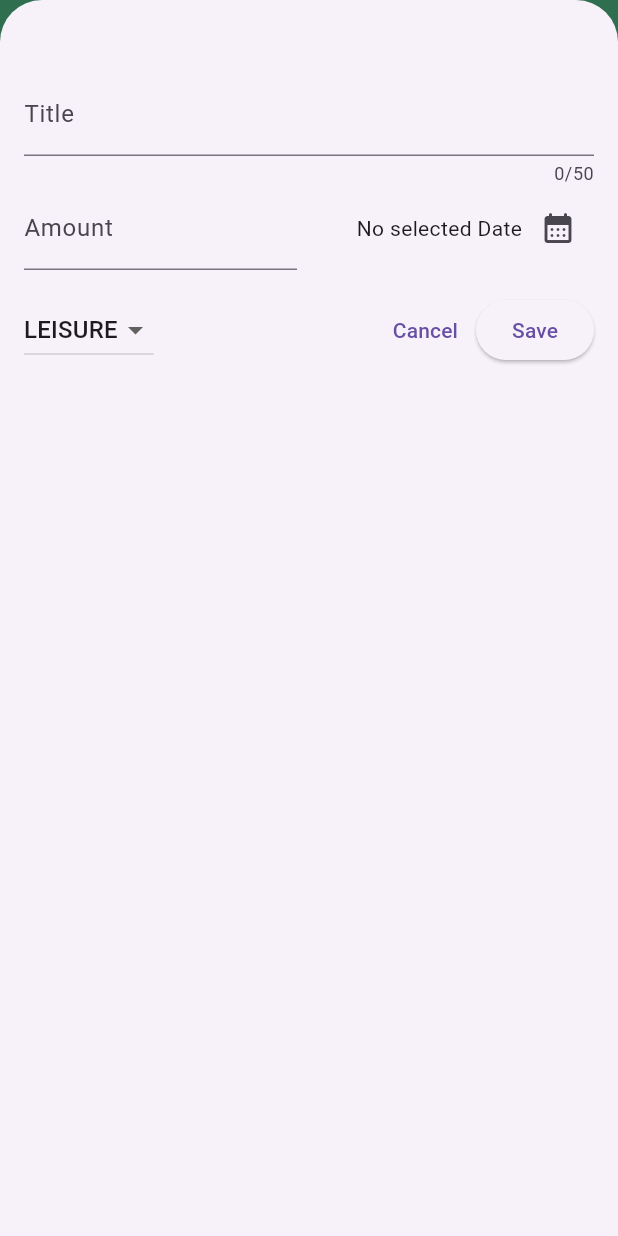
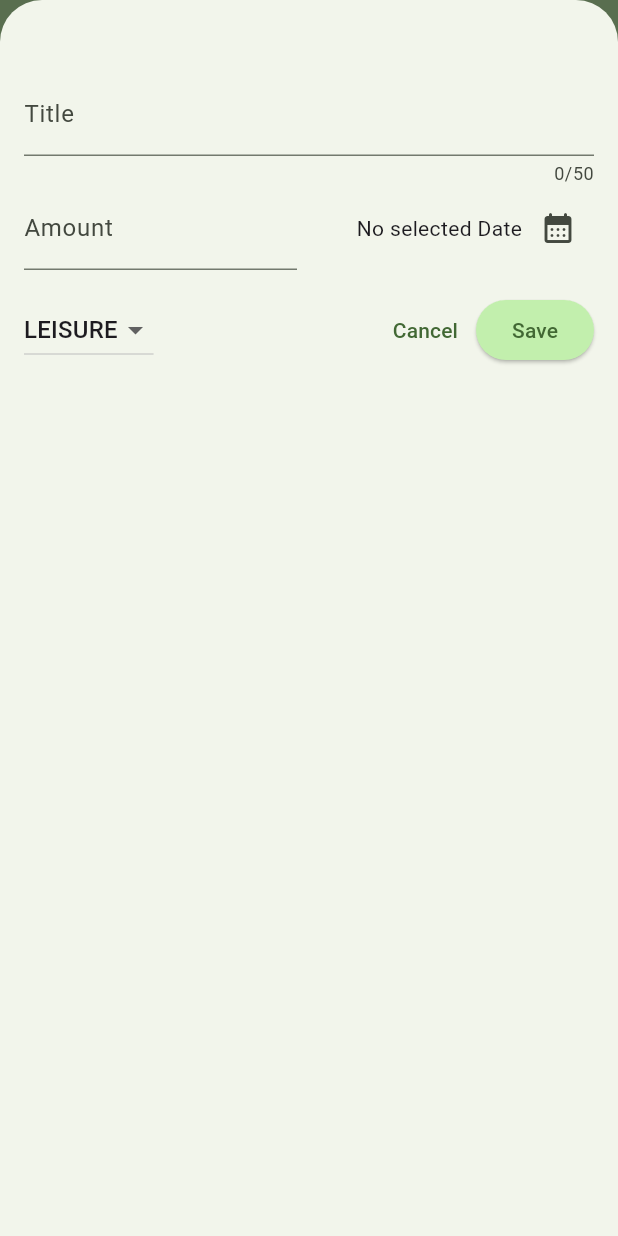
Before and after one commit to AbdelaliDuiche6/Expense-Tracker-App, a Flutter app: the screen it shows after launch, after a tap on the "add" icon, on a phone screen of 412 x 824 dp. Run offline on Flutter 3.47's test engine with Material 3 defaults, Android fonts, the phone set to English and light mode, and no system bars.

Commit message:
Add some global theming.

```diff
--- a/lib/main.dart
+++ b/lib/main.dart
@@ -1,10 +1,39 @@
 import 'package:expense_tracker/widgets/expenses.dart';
 import 'package:flutter/material.dart';
 
+var kColorScheme = ColorScheme.fromSeed(
+  seedColor: const Color.fromARGB(1, 42, 151, 6),
+);
+
 void main() {
   runApp(
-    const MaterialApp(
+    MaterialApp(
       debugShowCheckedModeBanner: false,
+      theme: ThemeData().copyWith(
+        scaffoldBackgroundColor: kColorScheme.onSecondary,
+        colorScheme: kColorScheme,
+        appBarTheme: const AppBarTheme().copyWith(
+          backgroundColor: kColorScheme.primaryContainer,
+          foregroundColor: kColorScheme.onSecondary,
+        ),
+        cardTheme: const CardTheme().copyWith(
+          color: kColorScheme.secondaryContainer,
+          margin: const EdgeInsets.symmetric(horizontal: 16, vertical: 8),
+        ),
+        elevatedButtonTheme: ElevatedButtonThemeData(
+          style: ElevatedButton.styleFrom(
+            backgroundColor: kColorScheme.primaryContainer,
+          ),
+        ),
+        textTheme: ThemeData().textTheme.copyWith(
+          titleLarge: TextStyle(
+            fontWeight: FontWeight.normal,
+            color: kColorScheme.onSecondaryContainer,
+            fontSize: 25,
+          ),
+        ),
+      ),
+
       home: Expenses(),
     ),
   );
--- a/lib/widgets/expenses.dart
+++ b/lib/widgets/expenses.dart
@@ -73,9 +73,7 @@ class _ExpensesState extends State<Expenses> {
 
     return Scaffold(
       appBar: AppBar(
-        backgroundColor: Colors.greenAccent,
-        foregroundColor: Colors.white,
-        title: const Text('ExpenseTracker App', style: TextStyle(fontSize: 24)),
+        title: const Text('ExpenseTracker App',),
         actions: [
           IconButton(
             onPressed: _openAddExpenseOverlay,
@@ -85,7 +83,6 @@ class _ExpensesState extends State<Expenses> {
         ],
       ),
       body: Column(
-        crossAxisAlignment: CrossAxisAlignment.center,
         children: [const Text('The chart'), Expanded(child: mainContent)],
       ),
     );
```
